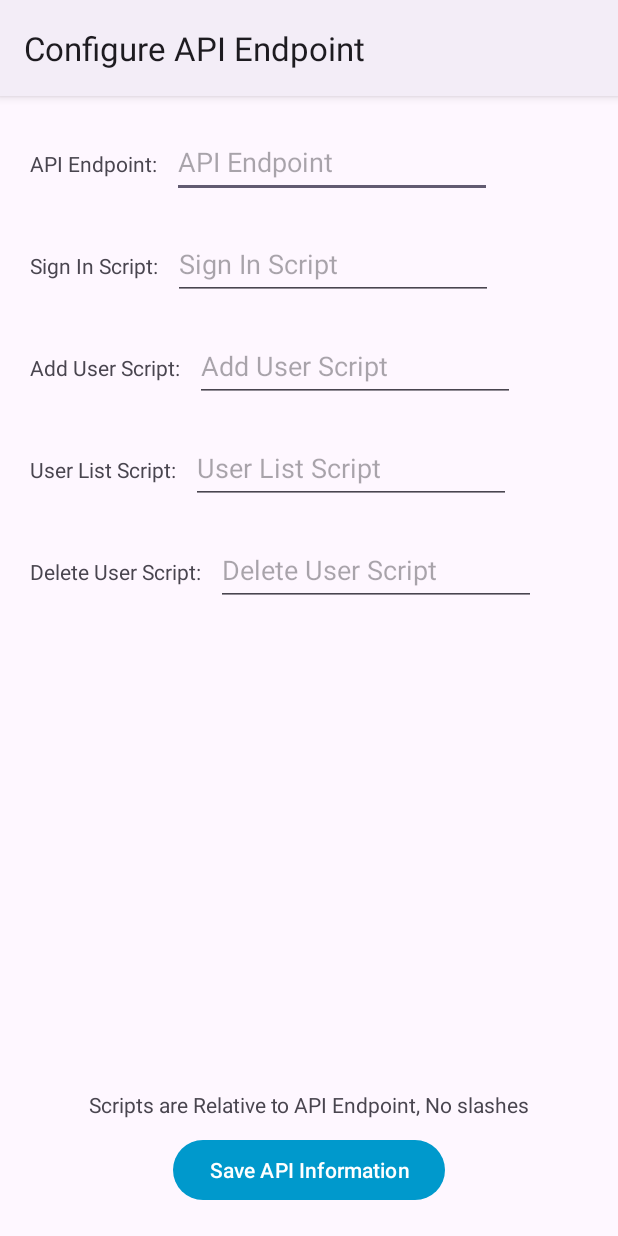
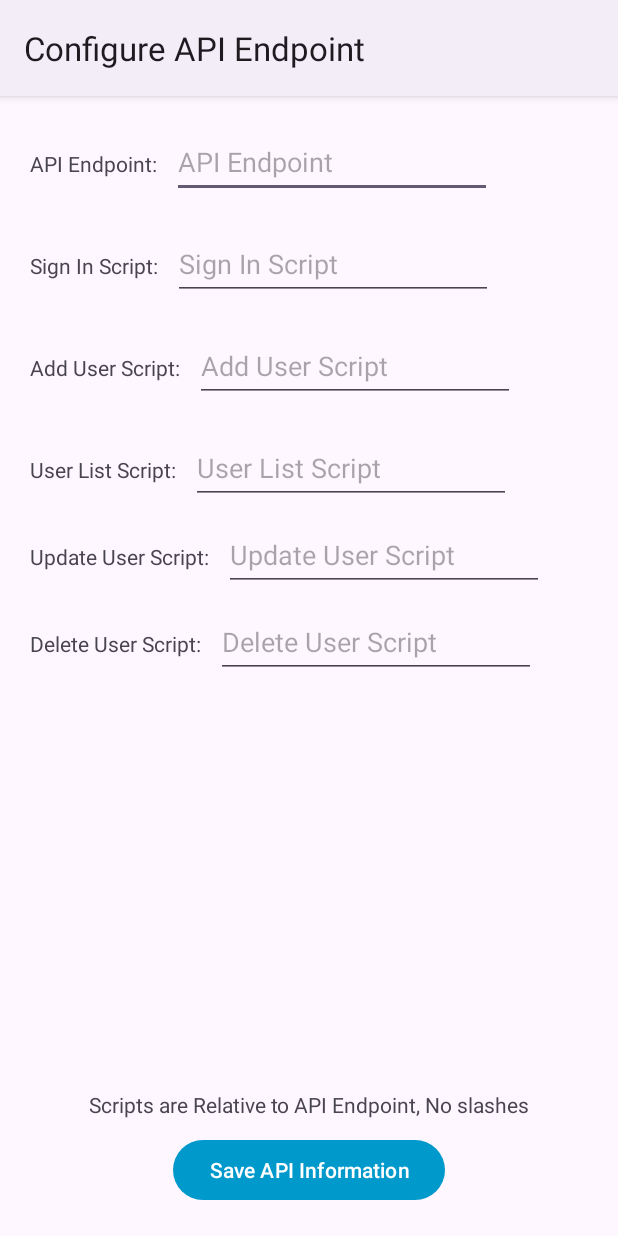
Before and after one commit to TechyScientist/InventorySystem-Android, an Android app: the screen it shows after launch (ApiEndpointConfigActivity), on a phone screen of 412 x 824 dp. Run offline under Robolectric (Android 15) with nearby library versions, the phone set to English and light mode, and no system bars.

Commit message:
Add field for Update User Script

```diff
--- a/app/src/main/res/layout/activity_api_endpoint_config.xml
+++ b/app/src/main/res/layout/activity_api_endpoint_config.xml
@@ -117,7 +117,30 @@
                 android:layout_width="wrap_content"
                 android:layout_height="wrap_content"
                 android:orientation="horizontal"
-                android:layout_marginTop="20dp">
+                android:layout_marginTop="10dp">
+
+                <TextView
+                    android:layout_width="wrap_content"
+                    android:layout_height="wrap_content"
+                    android:text="@string/UpdateUserScriptLabel"
+                    android:layout_marginEnd="10dp"/>
+
+                <EditText
+                    android:layout_width="wrap_content"
+                    android:layout_height="48dp"
+                    android:id="@+id/etUpdateUserScript"
+                    android:ems="10"
+                    android:inputType="textUri"
+                    android:hint="@string/UpdateUserScript"
+                    android:autofillHints=""/>
+
+            </LinearLayout>
+
+            <LinearLayout
+                android:layout_width="wrap_content"
+                android:layout_height="wrap_content"
+                android:orientation="horizontal"
+                android:layout_marginTop="10dp">
 
                 <TextView
                     android:layout_width="wrap_content"
--- a/app/src/main/res/values/strings.xml
+++ b/app/src/main/res/values/strings.xml
@@ -23,6 +23,8 @@
     <string name="AddUserScript">Add User Script</string>
     <string name="GetUserListScriptLabel">User List Script:</string>
     <string name="GetUserListScript">User List Script</string>
+    <string name="UpdateUserScriptLabel">Update User Script:</string>
+    <string name="UpdateUserScript">Update User Script</string>
     <string name="DeleteUserScriptLabel">Delete User Script:</string>
     <string name="DeleteUserScript">Delete User Script</string>
     <string name="RelativeWarning">Scripts are Relative to API Endpoint, No slashes</string>
```
